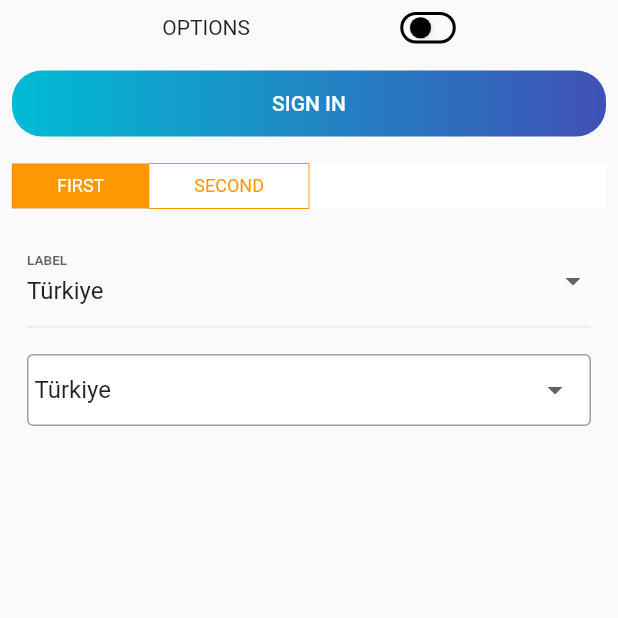
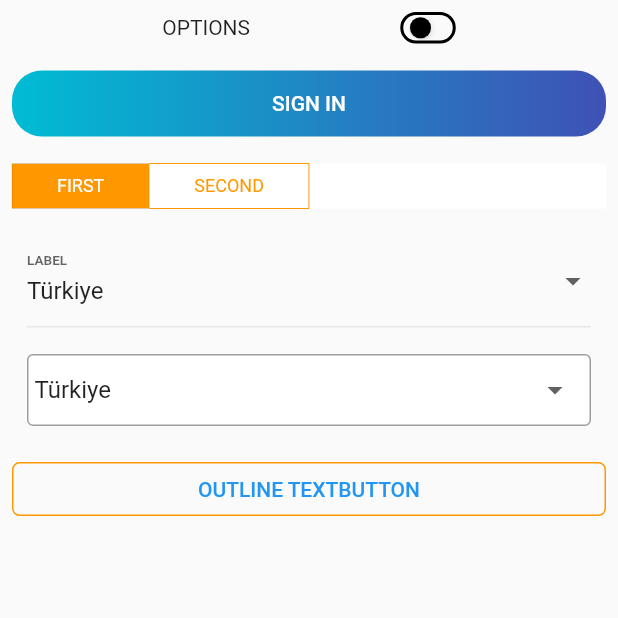
Before and after one commit to abdullah017/flutter-custom-widgets, a Flutter app: the screen it shows after launch, on a phone screen of 412 x 824 dp, the top half of it. Run offline on Flutter 3.47's test engine with Material 2 defaults, Android fonts, the phone set to English and light mode, and no system bars.

```diff
--- a/lib/main.dart
+++ b/lib/main.dart
@@ -1,5 +1,6 @@
 import 'package:flutter/material.dart';
 import 'package:reusable_widgets/widgets/buttons/cupertino_switch_button.dart';
+import 'package:reusable_widgets/widgets/buttons/custom_outline_textbutton.dart';
 
 import 'widgets/buttons/custom_gradient_elevatedbutton.dart';
 import 'widgets/buttons/custom_toggle_button.dart';
@@ -77,10 +78,23 @@ class _MyReusableWidgetViewState extends State<MyReusableWidgetView> {
                   child: Padding(
                       padding: const EdgeInsets.only(top: 18.0),
                       child: buildBorderedCustomDropdown())),
+              SliverToBoxAdapter(
+
+                  ///[CustomOutlineTextButton Area!]
+                  child: Padding(
+                      padding: const EdgeInsets.only(top: 18.0),
+                      child: buildCustomOutlineTextButton())),
             ],
           ),
         ),
       ),
+    );
+  }
+
+  CustomOutlineTextButton buildCustomOutlineTextButton() {
+    return CustomOutlineTextButton(
+      buttonText: 'OUTLINE TEXTBUTTON',
+      onPressed: () {},
     );
   }
 
--- /dev/null
+++ b/lib/widgets/buttons/custom_outline_textbutton.dart
@@ -0,0 +1,37 @@
+import 'package:flutter/material.dart';
+
+class CustomOutlineTextButton extends StatelessWidget {
+  const CustomOutlineTextButton({
+    Key? key,
+    required this.buttonText,
+    this.buttonTextStyle,
+    this.fixedSize,
+    required this.onPressed,
+  }) : super(key: key);
+
+  final String buttonText;
+  final TextStyle? buttonTextStyle;
+  final Size? fixedSize;
+  final Function()? onPressed;
+
+  @override
+  Widget build(BuildContext context) {
+    return TextButton(
+        style: ButtonStyle(
+          shape: MaterialStateProperty.all<RoundedRectangleBorder>(
+            RoundedRectangleBorder(
+              borderRadius: BorderRadius.circular(5),
+              side: const BorderSide(color: Colors.orange),
+            ),
+          ),
+          fixedSize: MaterialStateProperty.all<Size>(
+            fixedSize ?? const Size(290, 35),
+          ),
+        ),
+        onPressed: onPressed,
+        child: Padding(
+          padding: const EdgeInsets.symmetric(horizontal: 20),
+          child: Text(buttonText, style: buttonTextStyle),
+        ));
+  }
+}
```
Lines whose indentation alone changed are shown as unchanged.
